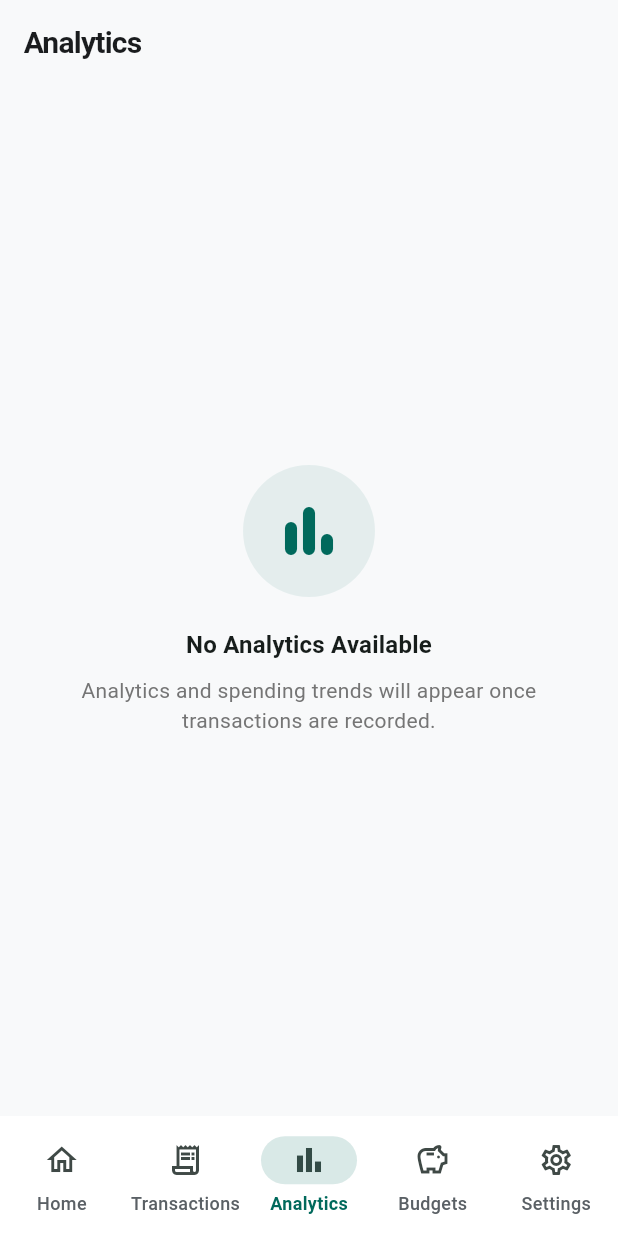
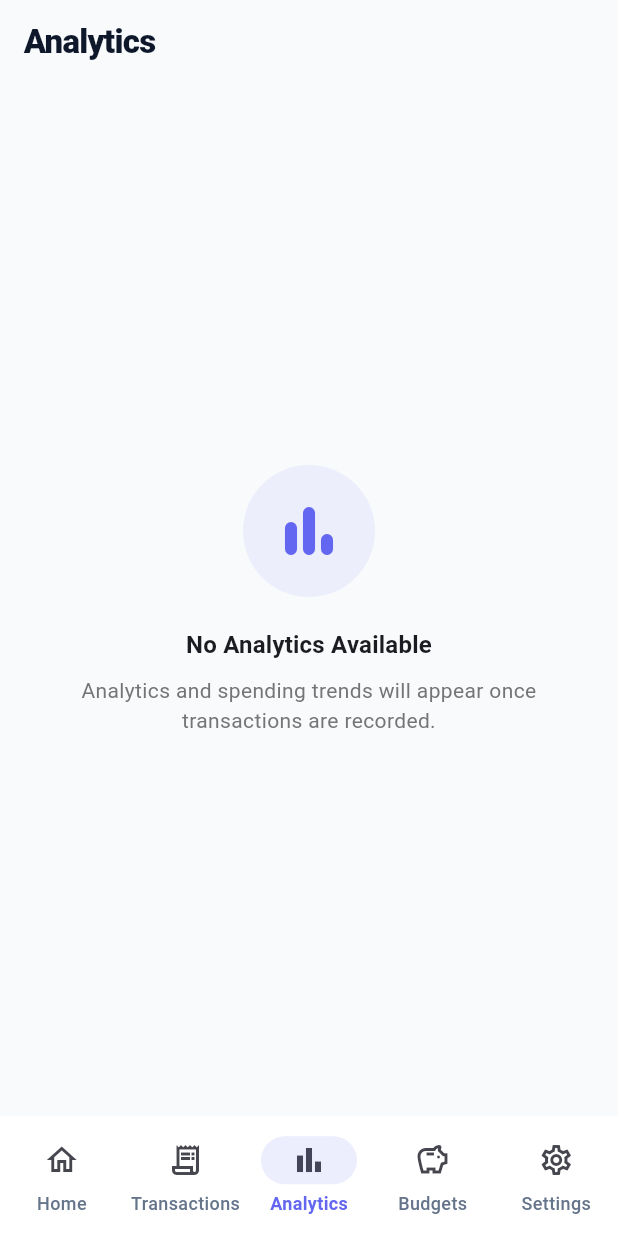
Before and after one commit to kurui-ian/GanjiPal, a Flutter app: the screen it shows after launch, item 3 of the bottom bar chosen, on a phone screen of 412 x 824 dp. Run offline on Flutter 3.47's test engine with Material 3 defaults, Android fonts, the phone set to English and light mode, and no system bars; our stand-ins replace permission_handler, sqflite; accounts and stored records are empty.

Commit message:
feat(design): modernize design system tokens with pastel chart palette and refined surfaces

```diff
--- a/lib/core/constants/app_colors.dart
+++ b/lib/core/constants/app_colors.dart
@@ -1,40 +1,67 @@
 import 'package:flutter/material.dart';
 
-/// Design system color constants for PesaTrack financial interface.
+/// Design system color constants for GanjiPal modern financial interface.
 class AppColors {
-  // Brand colors (Kenyan-inspired restrained financial palette)
-  static const Color primary = Color(0xFF00695C); // Deep Teal
-  static const Color primaryLight = Color(0xFF26A69A);
-  static const Color primaryDark = Color(0xFF004D40);
+  // Brand colors (Modern Indigo & Violet palette inspired by contemporary fintech)
+  static const Color primary = Color(0xFF6366F1); // Electric Indigo
+  static const Color primaryLight = Color(0xFF818CF8);
+  static const Color primaryDark = Color(0xFF4F46E5);
+
+  // Hero Card Gradient
+  static const List<Color> heroGradient = [
+    Color(0xFF6366F1),
+    Color(0xFF8B5CF6),
+  ];
 
   // Financial Semantics
-  static const Color income = Color(0xFF2E7D32); // Dark Forest Green
-  static const Color incomeLight = Color(0xFF81C784);
+  static const Color income = Color(0xFF10B981); // Emerald Green
+  static const Color incomeLight = Color(0xFF34D399);
 
-  static const Color expense = Color(0xFFC62828); // Restrained Crimson
-  static const Color expenseLight = Color(0xFFE57373);
+  static const Color expense = Color(0xFFF43F5E); // Modern Rose / Coral
+  static const Color expenseLight = Color(0xFFFB7185);
 
-  static const Color transfer = Color(0xFF1565C0); // Cobalt
-  static const Color transferLight = Color(0xFF64B5F6);
+  static const Color transfer = Color(0xFF3B82F6); // Clean Sky Blue
+  static const Color transferLight = Color(0xFF60A5FA);
 
-  static const Color withdrawal = Color(0xFFD84315); // Rust Orange
-  static const Color withdrawalLight = Color(0xFFFF8A65);
+  static const Color withdrawal = Color(0xFFF59E0B); // Warm Amber
+  static const Color withdrawalLight = Color(0xFFFBBF24);
 
-  static const Color neutral = Color(0xFF546E7A);
+  static const Color neutral = Color(0xFF64748B);
+
+  // Pastel Palette for Donut Charts & Category Badges
+  static const Color pastelPurple = Color(0xFF8B5CF6);
+  static const Color pastelPink = Color(0xFFEC4899);
+  static const Color pastelBlue = Color(0xFF0EA5E9);
+  static const Color pastelGreen = Color(0xFF10B981);
+  static const Color pastelOrange = Color(0xFFF97316);
+  static const Color pastelYellow = Color(0xFFF59E0B);
+  static const Color pastelTeal = Color(0xFF14B8A6);
+  static const Color pastelIndigo = Color(0xFF6366F1);
+
+  static const List<Color> chartPalette = [
+    Color(0xFF6366F1), // Indigo
+    Color(0xFFEC4899), // Pink
+    Color(0xFF10B981), // Emerald
+    Color(0xFF0EA5E9), // Sky Blue
+    Color(0xFFF59E0B), // Amber
+    Color(0xFF8B5CF6), // Purple
+    Color(0xFF14B8A6), // Teal
+    Color(0xFFF97316), // Orange
+  ];
 
   // Neutral surfaces - Light Theme
-  static const Color lightBackground = Color(0xFFF8F9FA);
+  static const Color lightBackground = Color(0xFFF8FAFC);
   static const Color lightSurface = Color(0xFFFFFFFF);
-  static const Color lightSurfaceVariant = Color(0xFFECEFF1);
-  static const Color lightTextPrimary = Color(0xFF1A1C1E);
-  static const Color lightTextSecondary = Color(0xFF5A6065);
-  static const Color lightBorder = Color(0xFFE0E0E0);
+  static const Color lightSurfaceVariant = Color(0xFFF1F5F9);
+  static const Color lightTextPrimary = Color(0xFF0F172A);
+  static const Color lightTextSecondary = Color(0xFF64748B);
+  static const Color lightBorder = Color(0xFFE2E8F0);
 
   // Neutral surfaces - Dark Theme
-  static const Color darkBackground = Color(0xFF0F141C);
-  static const Color darkSurface = Color(0xFF1A212D);
-  static const Color darkSurfaceVariant = Color(0xFF242E3D);
-  static const Color darkTextPrimary = Color(0xFFE2E8F0);
+  static const Color darkBackground = Color(0xFF0B0F19);
+  static const Color darkSurface = Color(0xFF151C2C);
+  static const Color darkSurfaceVariant = Color(0xFF1E293B);
+  static const Color darkTextPrimary = Color(0xFFF8FAFC);
   static const Color darkTextSecondary = Color(0xFF94A3B8);
-  static const Color darkBorder = Color(0xFF2D3748);
+  static const Color darkBorder = Color(0xFF26334D);
 }
--- a/lib/core/theme/app_theme.dart
+++ b/lib/core/theme/app_theme.dart
@@ -18,32 +18,48 @@ class AppTheme {
         backgroundColor: AppColors.lightBackground,
         foregroundColor: AppColors.lightTextPrimary,
         elevation: 0,
+        scrolledUnderElevation: 0,
         centerTitle: false,
         titleTextStyle: TextStyle(
           color: AppColors.lightTextPrimary,
-          fontSize: 20,
-          fontWeight: FontWeight.w700,
+          fontSize: 22,
+          fontWeight: FontWeight.w800,
           letterSpacing: -0.5,
         ),
       ),
       cardTheme: CardThemeData(
         color: AppColors.lightSurface,
-        elevation: 0.5,
+        elevation: 0,
         shape: RoundedRectangleBorder(
-          borderRadius: BorderRadius.circular(16),
-          side: const BorderSide(color: AppColors.lightBorder, width: 0.8),
+          borderRadius: BorderRadius.circular(20),
+          side: const BorderSide(color: AppColors.lightBorder, width: 1.0),
         ),
         margin: EdgeInsets.zero,
       ),
+      chipTheme: ChipThemeData(
+        backgroundColor: AppColors.lightSurface,
+        selectedColor: AppColors.primary,
+        disabledColor: Colors.grey.shade200,
+        padding: const EdgeInsets.symmetric(horizontal: 12, vertical: 8),
+        shape: RoundedRectangleBorder(
+          borderRadius: BorderRadius.circular(16),
+          side: const BorderSide(color: AppColors.lightBorder),
+        ),
+        labelStyle: const TextStyle(
+          fontSize: 13,
+          fontWeight: FontWeight.w600,
+          color: AppColors.lightTextSecondary,
+        ),
+      ),
       navigationBarTheme: NavigationBarThemeData(
         backgroundColor: AppColors.lightSurface,
-        elevation: 3,
-        indicatorColor: AppColors.primary.withValues(alpha: 0.15),
+        elevation: 0,
+        indicatorColor: AppColors.primary.withValues(alpha: 0.12),
         labelTextStyle: WidgetStateProperty.resolveWith((states) {
           if (states.contains(WidgetState.selected)) {
             return const TextStyle(
               fontSize: 12,
-              fontWeight: FontWeight.w600,
+              fontWeight: FontWeight.w700,
               color: AppColors.primary,
             );
           }
@@ -58,15 +74,15 @@ class AppTheme {
         filled: true,
         fillColor: AppColors.lightSurface,
         border: OutlineInputBorder(
-          borderRadius: BorderRadius.circular(12),
+          borderRadius: BorderRadius.circular(16),
           borderSide: const BorderSide(color: AppColors.lightBorder),
         ),
         enabledBorder: OutlineInputBorder(
-          borderRadius: BorderRadius.circular(12),
+          borderRadius: BorderRadius.circular(16),
           borderSide: const BorderSide(color: AppColors.lightBorder),
         ),
         focusedBorder: OutlineInputBorder(
-          borderRadius: BorderRadius.circular(12),
+          borderRadius: BorderRadius.circular(16),
           borderSide: const BorderSide(color: AppColors.primary, width: 1.5),
         ),
         contentPadding: const EdgeInsets.symmetric(
@@ -92,11 +108,12 @@ class AppTheme {
         backgroundColor: AppColors.darkBackground,
         foregroundColor: AppColors.darkTextPrimary,
         elevation: 0,
+        scrolledUnderElevation: 0,
         centerTitle: false,
         titleTextStyle: TextStyle(
           color: AppColors.darkTextPrimary,
-          fontSize: 20,
-          fontWeight: FontWeight.w700,
+          fontSize: 22,
+          fontWeight: FontWeight.w800,
           letterSpacing: -0.5,
         ),
       ),
@@ -104,20 +121,35 @@ class AppTheme {
         color: AppColors.darkSurface,
         elevation: 0,
         shape: RoundedRectangleBorder(
-          borderRadius: BorderRadius.circular(16),
-          side: const BorderSide(color: AppColors.darkBorder, width: 0.8),
+          borderRadius: BorderRadius.circular(20),
+          side: const BorderSide(color: AppColors.darkBorder, width: 1.0),
         ),
         margin: EdgeInsets.zero,
       ),
+      chipTheme: ChipThemeData(
+        backgroundColor: AppColors.darkSurfaceVariant,
+        selectedColor: AppColors.primaryLight,
+        disabledColor: Colors.grey.shade800,
+        padding: const EdgeInsets.symmetric(horizontal: 12, vertical: 8),
+        shape: RoundedRectangleBorder(
+          borderRadius: BorderRadius.circular(16),
+          side: const BorderSide(color: AppColors.darkBorder),
+        ),
+        labelStyle: const TextStyle(
+          fontSize: 13,
+          fontWeight: FontWeight.w600,
+          color: AppColors.darkTextSecondary,
+        ),
+      ),
       navigationBarTheme: NavigationBarThemeData(
         backgroundColor: AppColors.darkSurface,
-        elevation: 3,
-        indicatorColor: AppColors.primaryLight.withValues(alpha: 0.2),
+        elevation: 0,
+        indicatorColor: AppColors.primaryLight.withValues(alpha: 0.18),
         labelTextStyle: WidgetStateProperty.resolveWith((states) {
           if (states.contains(WidgetState.selected)) {
             return const TextStyle(
               fontSize: 12,
-              fontWeight: FontWeight.w600,
+              fontWeight: FontWeight.w700,
               color: AppColors.primaryLight,
             );
           }
@@ -132,15 +164,15 @@ class AppTheme {
         filled: true,
         fillColor: AppColors.darkSurfaceVariant,
         border: OutlineInputBorder(
-          borderRadius: BorderRadius.circular(12),
+          borderRadius: BorderRadius.circular(16),
           borderSide: const BorderSide(color: AppColors.darkBorder),
         ),
         enabledBorder: OutlineInputBorder(
-          borderRadius: BorderRadius.circular(12),
+          borderRadius: BorderRadius.circular(16),
           borderSide: const BorderSide(color: AppColors.darkBorder),
         ),
         focusedBorder: OutlineInputBorder(
-          borderRadius: BorderRadius.circular(12),
+          borderRadius: BorderRadius.circular(16),
           borderSide: const BorderSide(
             color: AppColors.primaryLight,
             width: 1.5,
```
